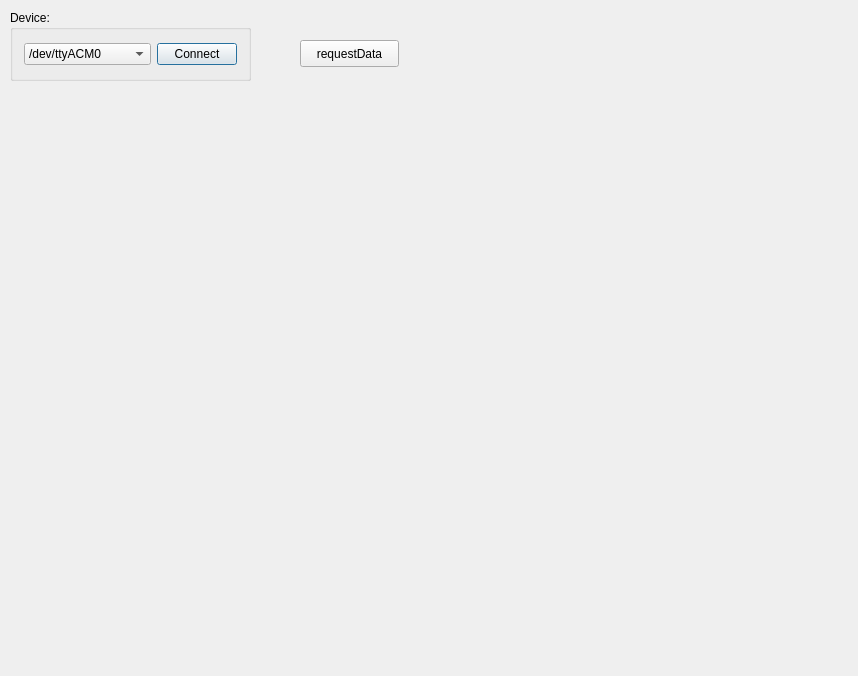
This is dialog.ui in tauvetech/robocommViewer as Qt 5 draws it before an edit. The edited form follows.
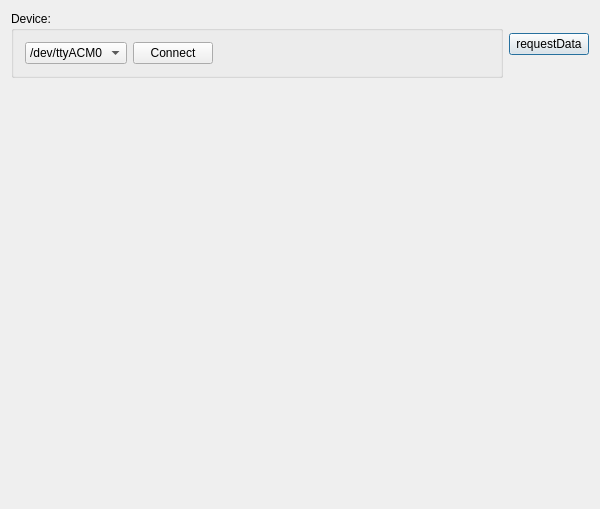
This is the edited form. Custom widgets are drawn as their Qt base class.

Commit message: [dialog.ui] only display layout. [dialog.cpp] add usleep (1000) in request data function.

What changed in the file:
```diff
--- a/dialog.ui
+++ b/dialog.ui
@@ -6,58 +6,81 @@
    <rect>
     <x>0</x>
     <y>0</y>
-    <width>858</width>
-    <height>676</height>
+    <width>600</width>
+    <height>509</height>
    </rect>
   </property>
   <property name="windowTitle">
    <string>RobocommViewer</string>
   </property>
-  <widget class="QwtPlot" name="qwtPlotMag">
-   <property name="geometry">
-    <rect>
-     <x>80</x>
-     <y>310</y>
-     <width>201</width>
-     <height>91</height>
-    </rect>
-   </property>
-  </widget>
+  <layout class="QGridLayout" name="gridLayout">
+   <item row="0" column="1">
+    <widget class="QPushButton" name="pbRequestData">
+     <property name="maximumSize">
+      <size>
+       <width>100</width>
+       <height>16777215</height>
+      </size>
+     </property>
+     <property name="text">
+      <string>requestData</string>
+     </property>
+    </widget>
+   </item>
+   <item row="1" column="0" colspan="2">
+    <layout class="QVBoxLayout" name="verticalLayout">
+     <item>
   <widget class="QwtPlot" name="qwtPlotAccel">
-   <property name="geometry">
-    <rect>
-     <x>10</x>
-     <y>80</y>
-     <width>831</width>
-     <height>211</height>
-    </rect>
-   </property>
-  </widget>
+       <property name="minimumSize">
+        <size>
+         <width>0</width>
+         <height>100</height>
+        </size>
+       </property>
+       <property name="maximumSize">
+        <size>
+         <width>16777215</width>
+         <height>200</height>
+        </size>
+       </property>
+      </widget>
+     </item>
+     <item>
+      <widget class="QwtPlot" name="qwtPlotMag">
+       <property name="maximumSize">
+        <size>
+         <width>16777215</width>
+         <height>100</height>
+        </size>
+       </property>
+      </widget>
+     </item>
+     <item>
   <widget class="QwtPlot" name="qwtPlotGyro">
-   <property name="geometry">
-    <rect>
-     <x>70</x>
-     <y>420</y>
-     <width>321</width>
-     <height>101</height>
-    </rect>
-   </property>
-  </widget>
+       <property name="maximumSize">
+        <size>
+         <width>16777215</width>
+         <height>100</height>
+        </size>
+       </property>
+      </widget>
+     </item>
+    </layout>
+   </item>
+   <item row="0" column="0">
   <widget class="QGroupBox" name="groupBox">
-   <property name="geometry">
-    <rect>
-     <x>10</x>
-     <y>10</y>
-     <width>241</width>
-     <height>71</height>
-    </rect>
-   </property>
    <property name="title">
     <string>Device:</string>
    </property>
    <layout class="QHBoxLayout" name="horizontalLayout">
     <item>
      <widget class="QComboBox" name="comboBox">
+        <property name="maximumSize">
+         <size>
+          <width>125</width>
+          <height>16777215</height>
+         </size>
+        </property>
       <item>
        <property name="text">
         <string>/dev/ttyACM0</string>
@@ -89,21 +112,40 @@
       </property>
      </widget>
     </item>
-   </layout>
-  </widget>
-  <widget class="QPushButton" name="pbRequestData">
-   <property name="geometry">
-    <rect>
-     <x>300</x>
-     <y>40</y>
-     <width>99</width>
-     <height>27</height>
-    </rect>
-   </property>
-   <property name="text">
-    <string>requestData</string>
-   </property>
-  </widget>
+      <item>
+       <spacer name="horizontalSpacer">
+        <property name="orientation">
+         <enum>Qt::Horizontal</enum>
+        </property>
+        <property name="sizeHint" stdset="0">
+         <size>
+          <width>40</width>
+          <height>20</height>
+         </size>
+        </property>
+       </spacer>
+      </item>
+     </layout>
+    </widget>
+   </item>
+   <item row="2" column="0">
+    <layout class="QVBoxLayout" name="verticalLayout_2">
+     <item>
+      <spacer name="verticalSpacer">
+       <property name="orientation">
+        <enum>Qt::Vertical</enum>
+       </property>
+       <property name="sizeHint" stdset="0">
+        <size>
+         <width>20</width>
+         <height>40</height>
+        </size>
+       </property>
+      </spacer>
+     </item>
+    </layout>
+   </item>
+  </layout>
  </widget>
  <layoutdefault spacing="6" margin="11"/>
  <customwidgets>
```
Lines whose indentation alone changed are shown as unchanged. The commit also changes 2 other files.
